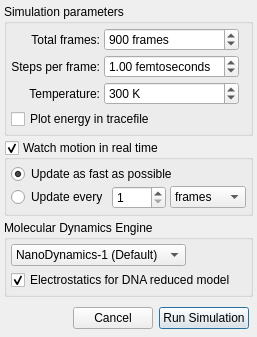
Above: cad/src/simulation/SimSetupDialog.ui from kanzure/nanoengineer before the change. Below: the same form after it.
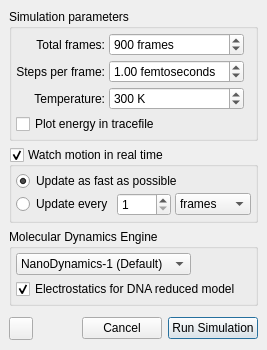
That is the form after the change. Icons and pictures are not drawn.

Commit message: Added "What's This" button to the lower left corner of the dialog.

The edit to the form file:
```diff
--- a/cad/src/simulation/SimSetupDialog.ui
+++ b/cad/src/simulation/SimSetupDialog.ui
@@ -5,8 +5,8 @@
    <rect>
     <x>0</x>
     <y>0</y>
-    <width>249</width>
-    <height>337</height>
+    <width>250</width>
+    <height>350</height>
    </rect>
   </property>
   <property name="sizePolicy" >
@@ -17,6 +17,12 @@
     <verstretch>0</verstretch>
    </sizepolicy>
   </property>
+  <property name="minimumSize" >
+   <size>
+    <width>0</width>
+    <height>350</height>
+   </size>
+  </property>
   <property name="windowTitle" >
    <string>Run Dynamics</string>
   </property>
@@ -31,11 +37,64 @@
   </property>
   <layout class="QGridLayout" >
    <property name="margin" >
-    <number>4</number>
+    <number>9</number>
    </property>
    <property name="spacing" >
-    <number>4</number>
+    <number>6</number>
    </property>
+   <item row="4" column="0" >
+    <layout class="QHBoxLayout" >
+     <property name="margin" >
+      <number>0</number>
+     </property>
+     <property name="spacing" >
+      <number>6</number>
+     </property>
+     <item>
+      <widget class="QToolButton" name="whatsthis_btn" >
+       <property name="text" >
+        <string/>
+       </property>
+      </widget>
+     </item>
+     <item>
+      <spacer>
+       <property name="orientation" >
+        <enum>Qt::Horizontal</enum>
+       </property>
+       <property name="sizeType" >
+        <enum>QSizePolicy::Expanding</enum>
+       </property>
+       <property name="sizeHint" >
+        <size>
+         <width>21</width>
+         <height>25</height>
+        </size>
+       </property>
+      </spacer>
+     </item>
+     <item>
+      <widget class="QPushButton" name="cancel_btn" >
+       <property name="text" >
+        <string>Cancel</string>
+       </property>
+       <property name="default" >
+        <bool>false</bool>
+       </property>
+      </widget>
+     </item>
+     <item>
+      <widget class="QPushButton" name="run_sim_btn" >
+       <property name="text" >
+        <string>Run Simulation</string>
+       </property>
+       <property name="default" >
+        <bool>true</bool>
+       </property>
+      </widget>
+     </item>
+    </layout>
+   </item>
    <item row="3" column="0" >
     <spacer>
      <property name="orientation" >
@@ -49,184 +108,6 @@
      </property>
     </spacer>
    </item>
-   <item row="2" column="0" >
-    <widget class="QGroupBox" name="md_engine_groupbox" >
-     <property name="title" >
-      <string>Molecular Dynamics Engine</string>
-     </property>
-     <layout class="QVBoxLayout" >
-      <property name="margin" >
-       <number>4</number>
-      </property>
-      <property name="spacing" >
-       <number>4</number>
-      </property>
-      <item>
-       <layout class="QHBoxLayout" >
-        <property name="margin" >
-         <number>0</number>
-        </property>
-        <property name="spacing" >
-         <number>4</number>
-        </property>
-        <item>
-         <widget class="QComboBox" name="simulation_engine_combobox" >
-          <property name="toolTip" >
-           <string>Choose the simulation engine with which to minimize energy.</string>
-          </property>
-          <item>
-           <property name="text" >
-            <string>NanoDynamics-1 (Default)</string>
-           </property>
-          </item>
-          <item>
-           <property name="text" >
-            <string>GROMACS</string>
-           </property>
-          </item>
-         </widget>
-        </item>
-        <item>
-         <spacer>
-          <property name="orientation" >
-           <enum>Qt::Horizontal</enum>
-          </property>
-          <property name="sizeHint" >
-           <size>
-            <width>40</width>
-            <height>20</height>
-           </size>
-          </property>
-         </spacer>
-        </item>
-       </layout>
-      </item>
-      <item>
-       <widget class="QCheckBox" name="electrostaticsForDnaDuringDynamics_checkBox" >
-        <property name="text" >
-         <string>Electrostatics for DNA reduced model</string>
-        </property>
-        <property name="checked" >
-         <bool>true</bool>
-        </property>
-       </widget>
-      </item>
-     </layout>
-    </widget>
-   </item>
-   <item row="1" column="0" >
-    <widget class="QGroupBox" name="watch_motion_groupbox" >
-     <property name="title" >
-      <string>Watch motion in real time</string>
-     </property>
-     <property name="checkable" >
-      <bool>true</bool>
-     </property>
-     <property name="checked" >
-      <bool>true</bool>
-     </property>
-     <layout class="QGridLayout" >
-      <property name="margin" >
-       <number>4</number>
-      </property>
-      <property name="spacing" >
-       <number>2</number>
-      </property>
-      <item row="1" column="0" >
-       <layout class="QHBoxLayout" >
-        <property name="margin" >
-         <number>0</number>
-        </property>
-        <property name="spacing" >
-         <number>4</number>
-        </property>
-        <item>
-         <widget class="QRadioButton" name="update_every_rbtn" >
-          <property name="toolTip" >
-           <string>Specify how often to update the screen during the simulation.</string>
-          </property>
-          <property name="text" >
-           <string>Update every</string>
-          </property>
-         </widget>
-        </item>
-        <item>
-         <widget class="QSpinBox" name="update_number_spinbox" >
-          <property name="toolTip" >
-           <string>Specify how often to update the screen during the simulation.</string>
-          </property>
-          <property name="maximum" >
-           <number>9999</number>
-          </property>
-          <property name="minimum" >
-           <number>1</number>
-          </property>
-          <property name="value" >
-           <number>1</number>
-          </property>
-         </widget>
-        </item>
-        <item>
-         <widget class="QComboBox" name="update_units_combobox" >
-          <property name="toolTip" >
-           <string>Specify how often to update the screen during the simulation.</string>
-          </property>
-          <item>
-           <property name="text" >
-            <string>frames</string>
-           </property>
-          </item>
-          <item>
-           <property name="text" >
-            <string>seconds</string>
-           </property>
-          </item>
-          <item>
-           <property name="text" >
-            <string>minutes</string>
-           </property>
-          </item>
-          <item>
-           <property name="text" >
-            <string>hours</string>
-           </property>
-          </item>
-         </widget>
-        </item>
-        <item>
-         <spacer>
-          <property name="orientation" >
-           <enum>Qt::Horizontal</enum>
-          </property>
-          <property name="sizeType" >
-           <enum>QSizePolicy::Expanding</enum>
-          </property>
-          <property name="sizeHint" >
-           <size>
-            <width>71</width>
-            <height>16</height>
-           </size>
-          </property>
-         </spacer>
-        </item>
-       </layout>
-      </item>
-      <item row="0" column="0" >
-       <widget class="QRadioButton" name="update_asap_rbtn" >
-        <property name="toolTip" >
-         <string>Update every 2 seconds, or faster if it doesn't slow simulation by more than 20%</string>
-        </property>
-        <property name="text" >
-         <string>Update as fast as possible</string>
-        </property>
-        <property name="checked" >
-         <bool>true</bool>
-        </property>
-       </widget>
-      </item>
-     </layout>
-    </widget>
-   </item>
    <item row="0" column="0" >
     <widget class="QGroupBox" name="parms_grpbox" >
      <property name="title" >
@@ -376,51 +257,183 @@
      </layout>
     </widget>
    </item>
-   <item row="4" column="0" >
-    <layout class="QHBoxLayout" >
-     <property name="margin" >
-      <number>4</number>
+   <item row="1" column="0" >
+    <widget class="QGroupBox" name="watch_motion_groupbox" >
+     <property name="title" >
+      <string>Watch motion in real time</string>
      </property>
-     <property name="spacing" >
-      <number>6</number>
+     <property name="checkable" >
+      <bool>true</bool>
      </property>
-     <item>
-      <spacer>
-       <property name="orientation" >
-        <enum>Qt::Horizontal</enum>
-       </property>
-       <property name="sizeType" >
-        <enum>QSizePolicy::Expanding</enum>
-       </property>
-       <property name="sizeHint" >
-        <size>
-         <width>40</width>
-         <height>20</height>
-        </size>
-       </property>
-      </spacer>
-     </item>
-     <item>
-      <widget class="QPushButton" name="cancel_btn" >
-       <property name="text" >
-        <string>Cancel</string>
-       </property>
-       <property name="default" >
-        <bool>false</bool>
-       </property>
-      </widget>
-     </item>
-     <item>
-      <widget class="QPushButton" name="run_sim_btn" >
-       <property name="text" >
-        <string>Run Simulation</string>
-       </property>
-       <property name="default" >
-        <bool>true</bool>
-       </property>
-      </widget>
-     </item>
-    </layout>
+     <property name="checked" >
+      <bool>true</bool>
+     </property>
+     <layout class="QGridLayout" >
+      <property name="margin" >
+       <number>4</number>
+      </property>
+      <property name="spacing" >
+       <number>2</number>
+      </property>
+      <item row="1" column="0" >
+       <layout class="QHBoxLayout" >
+        <property name="margin" >
+         <number>0</number>
+        </property>
+        <property name="spacing" >
+         <number>4</number>
+        </property>
+        <item>
+         <widget class="QRadioButton" name="update_every_rbtn" >
+          <property name="toolTip" >
+           <string>Specify how often to update the screen during the simulation.</string>
+          </property>
+          <property name="text" >
+           <string>Update every</string>
+          </property>
+         </widget>
+        </item>
+        <item>
+         <widget class="QSpinBox" name="update_number_spinbox" >
+          <property name="toolTip" >
+           <string>Specify how often to update the screen during the simulation.</string>
+          </property>
+          <property name="maximum" >
+           <number>9999</number>
+          </property>
+          <property name="minimum" >
+           <number>1</number>
+          </property>
+          <property name="value" >
+           <number>1</number>
+          </property>
+         </widget>
+        </item>
+        <item>
+         <widget class="QComboBox" name="update_units_combobox" >
+          <property name="toolTip" >
+           <string>Specify how often to update the screen during the simulation.</string>
+          </property>
+          <item>
+           <property name="text" >
+            <string>frames</string>
+           </property>
+          </item>
+          <item>
+           <property name="text" >
+            <string>seconds</string>
+           </property>
+          </item>
+          <item>
+           <property name="text" >
+            <string>minutes</string>
+           </property>
+          </item>
+          <item>
+           <property name="text" >
+            <string>hours</string>
+           </property>
+          </item>
+         </widget>
+        </item>
+        <item>
+         <spacer>
+          <property name="orientation" >
+           <enum>Qt::Horizontal</enum>
+          </property>
+          <property name="sizeType" >
+           <enum>QSizePolicy::Expanding</enum>
+          </property>
+          <property name="sizeHint" >
+           <size>
+            <width>71</width>
+            <height>16</height>
+           </size>
+          </property>
+         </spacer>
+        </item>
+       </layout>
+      </item>
+      <item row="0" column="0" >
+       <widget class="QRadioButton" name="update_asap_rbtn" >
+        <property name="toolTip" >
+         <string>Update every 2 seconds, or faster if it doesn't slow simulation by more than 20%</string>
+        </property>
+        <property name="text" >
+         <string>Update as fast as possible</string>
+        </property>
+        <property name="checked" >
+         <bool>true</bool>
+        </property>
+       </widget>
+      </item>
+     </layout>
+    </widget>
+   </item>
+   <item row="2" column="0" >
+    <widget class="QGroupBox" name="md_engine_groupbox" >
+     <property name="title" >
+      <string>Molecular Dynamics Engine</string>
+     </property>
+     <layout class="QVBoxLayout" >
+      <property name="margin" >
+       <number>4</number>
+      </property>
+      <property name="spacing" >
+       <number>4</number>
+      </property>
+      <item>
+       <layout class="QHBoxLayout" >
+        <property name="margin" >
+         <number>0</number>
+        </property>
+        <property name="spacing" >
+         <number>4</number>
+        </property>
+        <item>
+         <widget class="QComboBox" name="simulation_engine_combobox" >
+          <property name="toolTip" >
+           <string>Choose the simulation engine with which to minimize energy.</string>
+          </property>
+          <item>
+           <property name="text" >
+            <string>NanoDynamics-1 (Default)</string>
+           </property>
+          </item>
+          <item>
+           <property name="text" >
+            <string>GROMACS</string>
+           </property>
+          </item>
+         </widget>
+        </item>
+        <item>
+         <spacer>
+          <property name="orientation" >
+           <enum>Qt::Horizontal</enum>
+          </property>
+          <property name="sizeHint" >
+           <size>
+            <width>40</width>
+            <height>20</height>
+           </size>
+          </property>
+         </spacer>
+        </item>
+       </layout>
+      </item>
+      <item>
+       <widget class="QCheckBox" name="electrostaticsForDnaDuringDynamics_checkBox" >
+        <property name="text" >
+         <string>Electrostatics for DNA reduced model</string>
+        </property>
+        <property name="checked" >
+         <bool>true</bool>
+        </property>
+       </widget>
+      </item>
+     </layout>
+    </widget>
    </item>
   </layout>
  </widget>
```
The commit also changes 2 other files.
